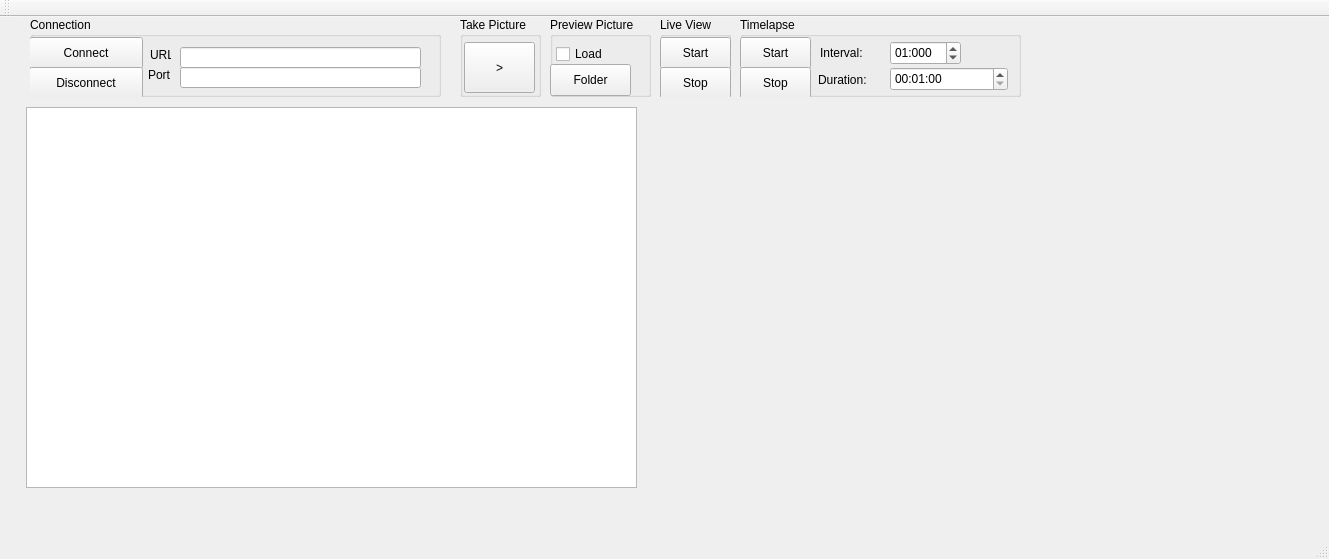
Old version of the form mainwindow.ui in the repository klangobjekte/CameraRemote.
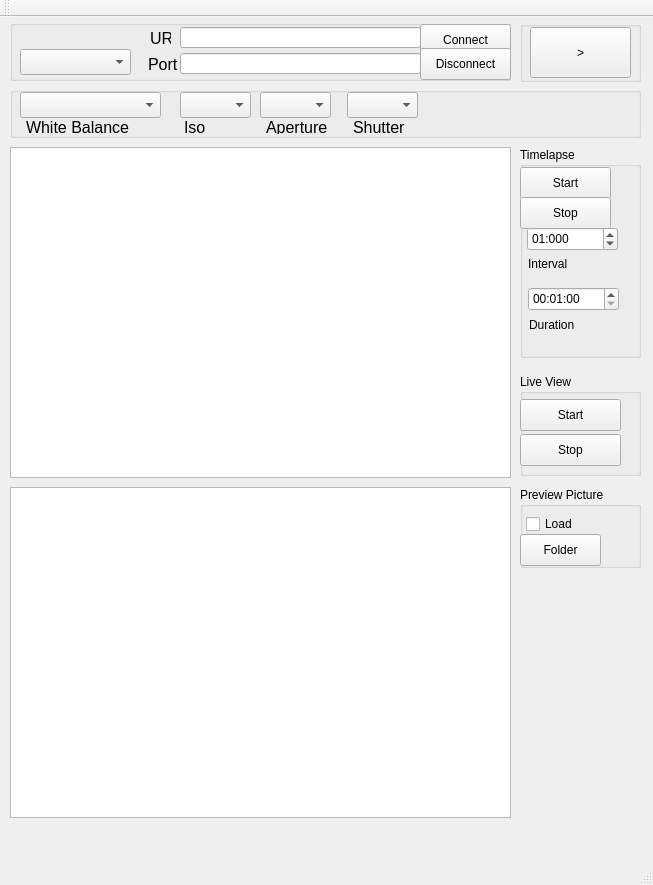
New version of the form.

What changed in the file:
```diff
--- a/mainwindow.ui
+++ b/mainwindow.ui
@@ -6,8 +6,8 @@
    <rect>
     <x>0</x>
     <y>0</y>
-    <width>1329</width>
-    <height>559</height>
+    <width>653</width>
+    <height>885</height>
    </rect>
   </property>
   <property name="windowTitle">
@@ -17,47 +17,34 @@
    <widget class="QGraphicsView" name="graphicsView">
     <property name="geometry">
      <rect>
-      <x>26</x>
-      <y>90</y>
-      <width>611</width>
-      <height>381</height>
+      <x>10</x>
+      <y>470</y>
+      <width>501</width>
+      <height>331</height>
      </rect>
     </property>
    </widget>
-   <widget class="QLabel" name="label">
-    <property name="geometry">
-     <rect>
-      <x>650</x>
-      <y>90</y>
-      <width>631</width>
-      <height>371</height>
-     </rect>
-    </property>
-    <property name="text">
-     <string/>
-    </property>
-   </widget>
    <widget class="QGroupBox" name="groupBox">
     <property name="geometry">
      <rect>
-      <x>30</x>
-      <y>0</y>
-      <width>411</width>
-      <height>80</height>
+      <x>10</x>
+      <y>3</y>
+      <width>501</width>
+      <height>61</height>
      </rect>
     </property>
     <property name="toolTip">
      <string>&lt;html&gt;&lt;head/&gt;&lt;body&gt;&lt;p&gt;Connect to the camera WiFi.&lt;/p&gt;&lt;p&gt;Only the default connection of the computer can be used.&lt;/p&gt;&lt;p&gt;The camera must be in Remote Mode and act as an Hot Spot.&lt;/p&gt;&lt;/body&gt;&lt;/html&gt;</string>
     </property>
     <property name="title">
-     <string>Connection</string>
+     <string/>
     </property>
     <widget class="QPushButton" name="startRecModePushButton">
      <property name="geometry">
       <rect>
-       <x>-1</x>
-       <y>20</y>
-       <width>114</width>
+       <x>410</x>
+       <y>4</y>
+       <width>91</width>
        <height>32</height>
       </rect>
      </property>
@@ -68,9 +55,9 @@
     <widget class="QPushButton" name="stopRecModePushButton">
      <property name="geometry">
       <rect>
-       <x>-1</x>
-       <y>50</y>
-       <width>114</width>
+       <x>410</x>
+       <y>28</y>
+       <width>91</width>
        <height>32</height>
       </rect>
      </property>
@@ -81,21 +68,21 @@
     <widget class="QLabel" name="protLabel">
      <property name="geometry">
       <rect>
-       <x>118</x>
-       <y>50</y>
+       <x>138</x>
+       <y>35</y>
        <width>31</width>
        <height>16</height>
       </rect>
      </property>
      <property name="text">
-      <string>Port</string>
+      <string>&lt;html&gt;&lt;head/&gt;&lt;body&gt;&lt;p&gt;&lt;span style=&quot; font-size:12pt;&quot;&gt;Port&lt;/span&gt;&lt;/p&gt;&lt;/body&gt;&lt;/html&gt;</string>
      </property>
     </widget>
     <widget class="QLineEdit" name="portLineEdit">
      <property name="geometry">
       <rect>
-       <x>150</x>
-       <y>50</y>
+       <x>170</x>
+       <y>33</y>
        <width>241</width>
        <height>21</height>
       </rect>
@@ -104,8 +91,8 @@
     <widget class="QLineEdit" name="urlLineEdit">
      <property name="geometry">
       <rect>
-       <x>150</x>
-       <y>30</y>
+       <x>170</x>
+       <y>7</y>
        <width>241</width>
        <height>21</height>
       </rect>
@@ -114,24 +101,34 @@
     <widget class="QLabel" name="urlLabel">
      <property name="geometry">
       <rect>
-       <x>120</x>
-       <y>30</y>
+       <x>140</x>
+       <y>9</y>
        <width>21</width>
        <height>16</height>
       </rect>
      </property>
      <property name="text">
-      <string>URL</string>
+      <string>&lt;html&gt;&lt;head/&gt;&lt;body&gt;&lt;p&gt;&lt;span style=&quot; font-size:12pt;&quot;&gt;URL&lt;/span&gt;&lt;/p&gt;&lt;/body&gt;&lt;/html&gt;</string>
+     </property>
+    </widget>
+    <widget class="QComboBox" name="configurationComboBox">
+     <property name="geometry">
+      <rect>
+       <x>10</x>
+       <y>29</y>
+       <width>111</width>
+       <height>26</height>
+      </rect>
      </property>
     </widget>
    </widget>
    <widget class="QGroupBox" name="groupBox_2">
     <property name="geometry">
      <rect>
-      <x>740</x>
-      <y>0</y>
-      <width>281</width>
-      <height>80</height>
+      <x>520</x>
+      <y>130</y>
+      <width>121</width>
+      <height>211</height>
      </rect>
     </property>
     <property name="title">
@@ -142,7 +139,7 @@
       <rect>
        <x>0</x>
        <y>20</y>
-       <width>71</width>
+       <width>91</width>
        <height>32</height>
       </rect>
      </property>
@@ -155,7 +152,7 @@
       <rect>
        <x>0</x>
        <y>50</y>
-       <width>71</width>
+       <width>91</width>
        <height>32</height>
       </rect>
      </property>
@@ -166,22 +163,22 @@
     <widget class="QLabel" name="label_2">
      <property name="geometry">
       <rect>
-       <x>80</x>
-       <y>28</y>
+       <x>8</x>
+       <y>109</y>
        <width>62</width>
        <height>16</height>
       </rect>
      </property>
      <property name="text">
-      <string>Interval:</string>
+      <string>Interval</string>
      </property>
     </widget>
     <widget class="QTimeEdit" name="intervalTimeEdit">
      <property name="geometry">
       <rect>
-       <x>150</x>
-       <y>24</y>
-       <width>71</width>
+       <x>7</x>
+       <y>80</y>
+       <width>91</width>
        <height>24</height>
       </rect>
      </property>
@@ -199,9 +196,9 @@
     <widget class="QTimeEdit" name="durationTimeEdit">
      <property name="geometry">
       <rect>
-       <x>150</x>
-       <y>50</y>
-       <width>118</width>
+       <x>8</x>
+       <y>140</y>
+       <width>91</width>
        <height>24</height>
       </rect>
      </property>
@@ -219,24 +216,24 @@
     <widget class="QLabel" name="label_3">
      <property name="geometry">
       <rect>
-       <x>78</x>
-       <y>55</y>
+       <x>9</x>
+       <y>170</y>
        <width>62</width>
        <height>16</height>
       </rect>
      </property>
      <property name="text">
-      <string>Duration: </string>
+      <string>Duration</string>
      </property>
     </widget>
    </widget>
    <widget class="QGroupBox" name="groupBox_3">
     <property name="geometry">
      <rect>
-      <x>660</x>
-      <y>0</y>
-      <width>71</width>
-      <height>80</height>
+      <x>520</x>
+      <y>357</y>
+      <width>121</width>
+      <height>102</height>
      </rect>
     </property>
     <property name="toolTip">
@@ -249,8 +246,8 @@
      <property name="geometry">
       <rect>
        <x>0</x>
-       <y>20</y>
-       <width>71</width>
+       <y>25</y>
+       <width>101</width>
        <height>32</height>
       </rect>
      </property>
@@ -262,8 +259,8 @@
      <property name="geometry">
       <rect>
        <x>0</x>
-       <y>50</y>
-       <width>71</width>
+       <y>60</y>
+       <width>101</width>
        <height>32</height>
       </rect>
      </property>
@@ -275,10 +272,10 @@
    <widget class="QGroupBox" name="groupBox_4">
     <property name="geometry">
      <rect>
-      <x>550</x>
-      <y>0</y>
-      <width>101</width>
-      <height>80</height>
+      <x>520</x>
+      <y>470</y>
+      <width>121</width>
+      <height>81</height>
      </rect>
     </property>
     <property name="toolTip">
@@ -323,21 +320,21 @@
    <widget class="QGroupBox" name="groupBox_5">
     <property name="geometry">
      <rect>
-      <x>460</x>
-      <y>0</y>
-      <width>81</width>
-      <height>80</height>
+      <x>520</x>
+      <y>4</y>
+      <width>121</width>
+      <height>61</height>
      </rect>
     </property>
     <property name="title">
-     <string>Take Picture</string>
+     <string/>
     </property>
     <widget class="QPushButton" name="takePicturePushButton">
      <property name="geometry">
       <rect>
-       <x>4</x>
-       <y>25</y>
-       <width>71</width>
+       <x>10</x>
+       <y>6</y>
+       <width>101</width>
        <height>51</height>
       </rect>
      </property>
@@ -346,6 +343,151 @@
      </property>
     </widget>
    </widget>
+   <widget class="QGroupBox" name="groupBox_6">
+    <property name="geometry">
+     <rect>
+      <x>10</x>
+      <y>70</y>
+      <width>631</width>
+      <height>51</height>
+     </rect>
+    </property>
+    <property name="title">
+     <string/>
+    </property>
+    <widget class="QComboBox" name="isoSpeedRateComboBox">
+     <property name="geometry">
+      <rect>
+       <x>170</x>
+       <y>5</y>
+       <width>71</width>
+       <height>26</height>
+      </rect>
+     </property>
+    </widget>
+    <widget class="QComboBox" name="shutterSpeedComboBox">
+     <property name="geometry">
+      <rect>
+       <x>337</x>
+       <y>5</y>
+       <width>71</width>
+       <height>26</height>
+      </rect>
+     </property>
+    </widget>
+    <widget class="QLabel" name="label_4">
+     <property name="geometry">
+      <rect>
+       <x>16</x>
+       <y>31</y>
+       <width>131</width>
+       <height>16</height>
+      </rect>
+     </property>
+     <property name="cursor">
+      <cursorShape>ArrowCursor</cursorShape>
+     </property>
+     <property name="focusPolicy">
+      <enum>Qt::WheelFocus</enum>
+     </property>
+     <property name="text">
+      <string>&lt;html&gt;&lt;head/&gt;&lt;body&gt;&lt;p&gt;&lt;span style=&quot; font-size:12pt;&quot;&gt;White Balance&lt;/span&gt;&lt;/p&gt;&lt;/body&gt;&lt;/html&gt;</string>
+     </property>
+     <property name="scaledContents">
+      <bool>false</bool>
+     </property>
+     <property name="wordWrap">
+      <bool>false</bool>
+     </property>
+     <property name="margin">
+      <number>0</number>
+     </property>
+    </widget>
+    <widget class="QLabel" name="label_5">
+     <property name="geometry">
+      <rect>
+       <x>256</x>
+       <y>31</y>
+       <width>62</width>
+       <height>16</height>
+      </rect>
+     </property>
+     <property name="text">
+      <string>&lt;html&gt;&lt;head/&gt;&lt;body&gt;&lt;p&gt;&lt;span style=&quot; font-size:12pt;&quot;&gt;Aperture&lt;/span&gt;&lt;/p&gt;&lt;/body&gt;&lt;/html&gt;</string>
+     </property>
+    </widget>
+    <widget class="QLabel" name="label_6">
+     <property name="geometry">
+      <rect>
+       <x>343</x>
+       <y>31</y>
+       <width>62</width>
+       <height>16</height>
+      </rect>
+     </property>
+     <property name="text">
+      <string>&lt;html&gt;&lt;head/&gt;&lt;body&gt;&lt;p&gt;&lt;span style=&quot; font-size:12pt;&quot;&gt;Shutter&lt;/span&gt;&lt;/p&gt;&lt;/body&gt;&lt;/html&gt;</string>
+     </property>
+    </widget>
+    <widget class="QLabel" name="label_7">
+     <property name="geometry">
+      <rect>
+       <x>174</x>
+       <y>31</y>
+       <width>62</width>
+       <height>16</height>
+      </rect>
+     </property>
+     <property name="cursor">
+      <cursorShape>ArrowCursor</cursorShape>
+     </property>
+     <property name="frameShadow">
+      <enum>QFrame::Plain</enum>
+     </property>
+     <property name="text">
+      <string>&lt;html&gt;&lt;head/&gt;&lt;body&gt;&lt;p&gt;&lt;span style=&quot; font-size:12pt;&quot;&gt;Iso&lt;/span&gt;&lt;/p&gt;&lt;/body&gt;&lt;/html&gt;</string>
+     </property>
+    </widget>
+    <widget class="QComboBox" name="fNumberComboBox">
+     <property name="geometry">
+      <rect>
+       <x>250</x>
+       <y>5</y>
+       <width>71</width>
+       <height>26</height>
+      </rect>
+     </property>
+    </widget>
+    <widget class="QComboBox" name="whiteBalanceComboBox">
+     <property name="geometry">
+      <rect>
+       <x>10</x>
+       <y>5</y>
+       <width>141</width>
+       <height>26</height>
+      </rect>
+     </property>
+    </widget>
+   </widget>
+   <widget class="QGraphicsView" name="LiveviewGraphicsView">
+    <property name="geometry">
+     <rect>
+      <x>10</x>
+      <y>130</y>
+      <width>501</width>
+      <height>331</height>
+     </rect>
+    </property>
+   </widget>
+   <zorder>previewGraphicsView</zorder>
+   <zorder>groupBox</zorder>
+   <zorder>groupBox_2</zorder>
+   <zorder>groupBox_3</zorder>
+   <zorder>groupBox_4</zorder>
+   <zorder>groupBox_5</zorder>
+   <zorder>groupBox_6</zorder>
+   <zorder>LiveviewGraphicsView</zorder>
+   <zorder>loadPreviewPicCheckBox</zorder>
   </widget>
   <widget class="QMenuBar" name="menuBar">
    <property name="geometry">
```
Left out of the diff: 4 changed lines with no effect on the pictures.
